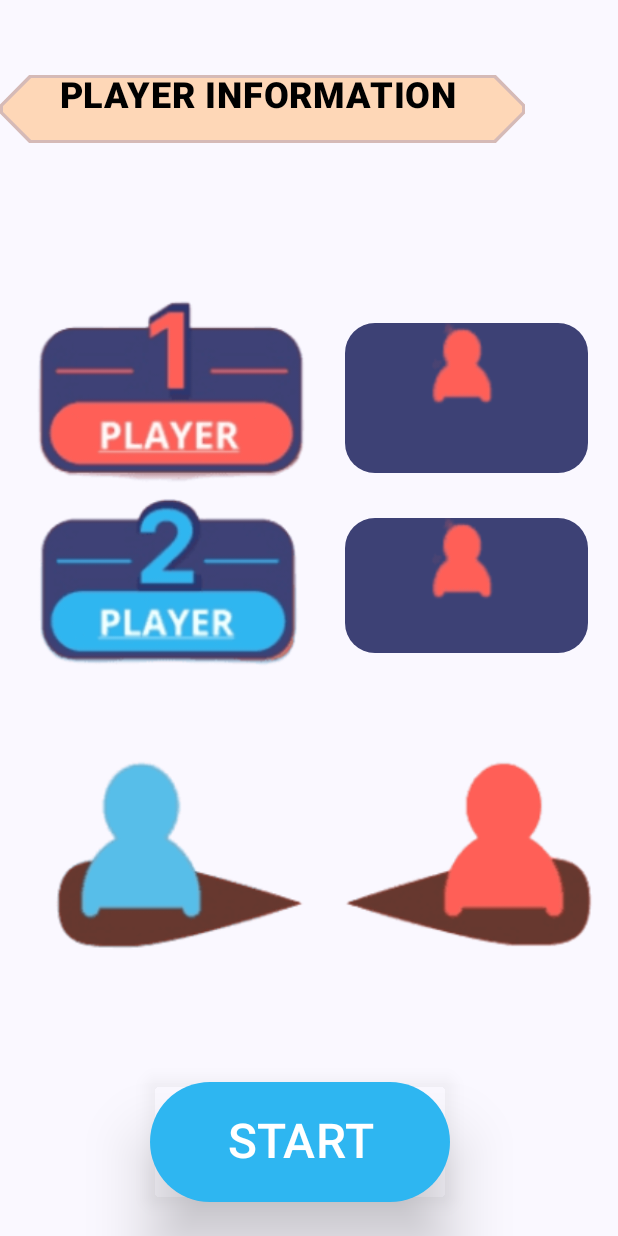
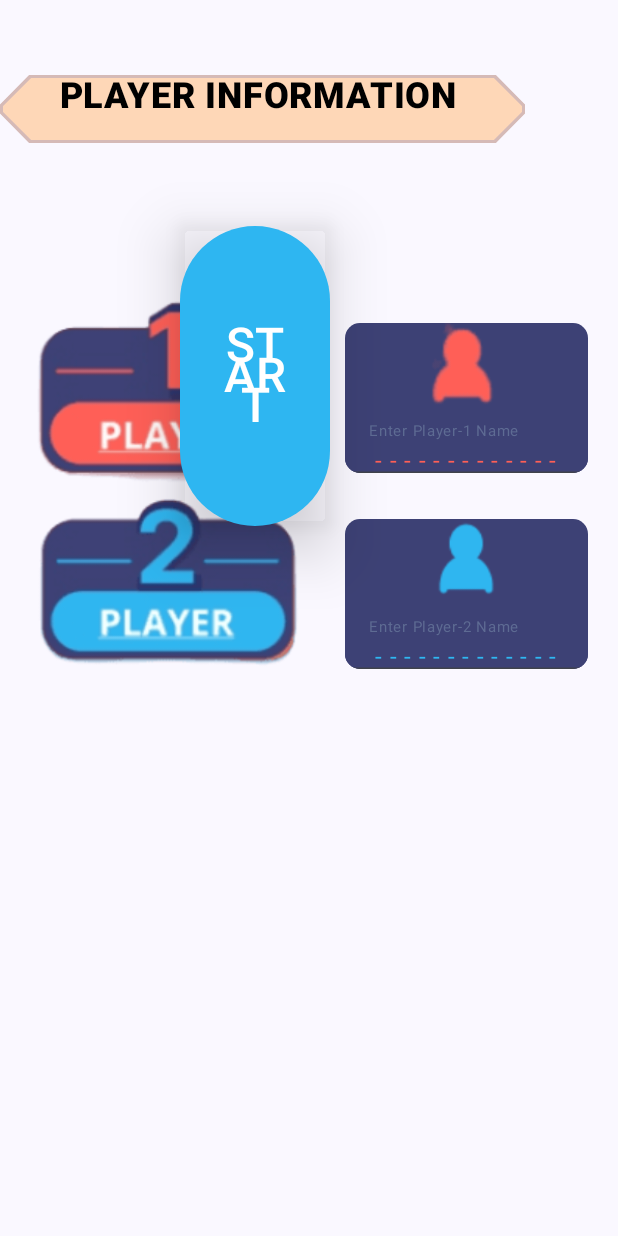
Before and after one commit to Saiabhyankar/ColorConquest, an Android app built with Jetpack Compose: the composable PreviewPage2 shown on its own in the app's theme, after a tap on "START", on a phone screen of 412 x 824 dp. Run offline under Robolectric (Android 15) with nearby library versions, the phone set to English and light mode, and no system bars.

Commit message:
Project Files

```diff
--- a/app/src/main/java/com/example/myapplication/MainActivity.kt
+++ b/app/src/main/java/com/example/myapplication/MainActivity.kt
@@ -37,6 +37,7 @@ var player2Name=mutableStateOf("")
 var GridVal=mutableStateListOf(0,0,0,0,0,0,0,0,0,0,0,0,0,0,0,0,0,0,0,0,0,0,0,0,0)
 var P1Cnt= mutableIntStateOf(-1)
 var P2Cnt= mutableIntStateOf(-1)
+var ButtonState = mutableStateListOf(-1,-1,-1,-1,-1,-1,-1,-1,-1,-1,-1,-1,-1,-1,-1,-1,-1,-1,-1,-1,-1,-1,-1,-1)
 class MainActivity : ComponentActivity() {
     override fun onCreate(savedInstanceState: Bundle?) {
         super.onCreate(savedInstanceState)
--- a/app/src/main/java/com/example/myapplication/PreviewPage2.kt
+++ b/app/src/main/java/com/example/myapplication/PreviewPage2.kt
@@ -4,10 +4,12 @@ package com.example.myapplication
 import android.graphics.Paint
 import androidx.compose.foundation.BorderStroke
 import androidx.compose.foundation.Image
+import androidx.compose.foundation.background
 import androidx.compose.foundation.layout.Box
 import androidx.compose.foundation.layout.Column
 import androidx.compose.foundation.layout.Row
 import androidx.compose.foundation.layout.Spacer
+import androidx.compose.foundation.layout.fillMaxWidth
 import androidx.compose.foundation.layout.height
 import androidx.compose.foundation.layout.offset
 import androidx.compose.foundation.layout.padding
@@ -21,6 +23,7 @@ import androidx.compose.material3.ButtonDefaults
 import androidx.compose.material3.Card
 import androidx.compose.material3.CardDefaults
 import androidx.compose.material3.ExperimentalMaterial3Api
+import androidx.compose.material3.LocalTextStyle
 import androidx.compose.material3.Text
 import androidx.compose.material3.TextField
 import androidx.compose.material3.TextFieldDefaults
@@ -29,6 +32,7 @@ import androidx.compose.runtime.mutableStateOf
 import androidx.compose.runtime.remember
 import androidx.compose.ui.Alignment
 import androidx.compose.ui.Modifier
+import androidx.compose.ui.draw.clip
 import androidx.compose.ui.draw.shadow
 import androidx.compose.ui.graphics.Color
 import androidx.compose.ui.modifier.modifierLocalConsumer
@@ -42,28 +46,31 @@ import androidx.compose.ui.unit.sp
 
 @OptIn(ExperimentalMaterial3Api::class)
 @Composable
-fun PreviewPage2(){
-    var painter1= painterResource(id = R.drawable.appdev2)
-    var painter2= painterResource(id = R.drawable.image1)
-    var painter3= painterResource(id = R.drawable.appdev4)
-    var painter4=painterResource(id=R.drawable.appdev5)
+fun PreviewPage2() {
+    var painter1 = painterResource(id = R.drawable.appdev2)
+    var painter2 = painterResource(id = R.drawable.image1)
+    var painter3 = painterResource(id = R.drawable.appdev4)
+    var painter4 = painterResource(id = R.drawable.appdev5)
     Column(
         horizontalAlignment = Alignment.CenterHorizontally
-    ){Row(){
+    ) {
+        Row() {
             Card(
-            shape = CutCornerShape(20.dp,20.dp,20.dp,20.dp),
-            border = BorderStroke(2.dp, Color(213,186,183,255)),
+                shape = CutCornerShape(20.dp, 20.dp, 20.dp, 20.dp),
+                border = BorderStroke(2.dp, Color(213, 186, 183, 255)),
                 modifier = Modifier
                     .width(350.dp)
                     .height(45.dp)
                     .offset(0.dp, 50.dp),
-            colors = CardDefaults.cardColors(containerColor = Color(254,215,183,255))
+                colors = CardDefaults.cardColors(containerColor = Color(254, 215, 183, 255))
             ) {
-            Text("      PLAYER INFORMATION",
-                color=Color.Black,
+                Text(
+                    "      PLAYER INFORMATION",
+                    color = Color.Black,
                     fontSize = 24.sp,
                     textAlign = TextAlign.Center,
-                fontWeight = FontWeight.ExtraBold)
+                    fontWeight = FontWeight.ExtraBold
+                )
             }
 
         }
@@ -72,88 +79,136 @@ fun PreviewPage2(){
     }
     Column {
         Row(
-        ){
-            Image(painter = painter1, contentDescription = "PlayerIcon",
-                modifier= Modifier
+        ) {
+            Image(
+                painter = painter1, contentDescription = "PlayerIcon",
+                modifier = Modifier
                     .offset(-10.dp, 200.dp)
-                    .size(250.dp))
-            Column(){
-                Card(
-                    shape= RoundedCornerShape(20.dp),
-                    colors = CardDefaults.cardColors(containerColor = Color(61,65,117,255)),
-                    modifier= Modifier
+                    .size(250.dp)
+            )
+            Column() {
+                Box(
+
+
+                    modifier = Modifier
                         .size(height = 100.dp, width = 300.dp)
                         .offset(-20.dp, 215.dp)
-                ){
-                    Image(painter = painter3, contentDescription = "Text",
-                        modifier= Modifier
+                        .clip(RoundedCornerShape(10.dp))
+                        .background(color = Color(61, 65, 117, 255))
+                ) {
+                    TextField(value = player1Name.value, onValueChange = { player1Name.value = it },
+                        colors = TextFieldDefaults.textFieldColors(
+                            containerColor = Color(
+                                61,
+                                65,
+                                117,
+                                255
+                            ),
+                            unfocusedTextColor = Color.Transparent,
+                            focusedTextColor = Color.Transparent
+                        ),
+                        textStyle = LocalTextStyle.current.copy(color = Color(254, 95, 86, 255)),
+                        modifier = Modifier
+                            .align(Alignment.BottomEnd)
+                            .fillMaxWidth(),
+                        label = {
+                            Text(
+                                "Enter Player-1 Name",
+                                fontSize = 10.sp,
+                                color = Color(94, 107, 147, 255)
+                            )
+                        })
+
+                    Image(
+                        painter = painter3, contentDescription = "Text",
+                        modifier = Modifier
                             .size(150.dp)
                             .offset(0.dp, 0.dp),
                         alignment = Alignment.TopCenter
                     )
-                    TextField(value = "Please Enter Name", onValueChange ={player2Name.value=it},
-                        colors = TextFieldDefaults.textFieldColors(containerColor = Color(61,65,117,255)),)
-                    Text(text = "_ _ _ _ _ _",
-                        color=Color(254,95,86,255))
+                    Text(
+                        "- - - - - - - - - - - - -  ",
+                        color = Color(254, 95, 86, 255),
+                        modifier = Modifier.offset(20.dp, 80.dp)
+                    )
+                }
+                Spacer(modifier = Modifier.padding(15.dp))
+                Box(
 
-                }
 
-                Card(
-                    shape= RoundedCornerShape(20.dp),
-                    colors = CardDefaults.cardColors(containerColor = Color(61,65,117,255)),
-                    modifier= Modifier
-                        .size(height = 90.dp, width = 300.dp)
-                        .offset(-20.dp, 245.dp)
-                ){
-                    Image(painter = painter3, contentDescription = "Text",
-                        modifier= Modifier
-                            .size(150.dp)
-                            .offset(0.dp, 0.dp),
+                    modifier = Modifier
+                        .size(height = 100.dp, width = 300.dp)
+                        .offset(-20.dp, 215.dp)
+                        .clip(RoundedCornerShape(10.dp))
+                        .background(color = Color(61, 65, 117, 255))
+                ) {
+                    TextField(value = player2Name.value, onValueChange = { player2Name.value = it },
+                        colors = TextFieldDefaults.textFieldColors(
+                            containerColor = Color(
+                                61,
+                                65,
+                                117,
+                                255
+                            ),
+                            unfocusedTextColor = Color.Transparent,
+                            focusedTextColor = Color.Transparent
+                        ),
+                        textStyle = LocalTextStyle.current.copy(color = Color(47, 183, 241, 255)),
+                        modifier = Modifier
+                            .align(Alignment.BottomEnd)
+                            .fillMaxWidth(),
+                        label = {
+                            Text(
+                                "Enter Player-2 Name",
+                                fontSize = 10.sp,
+                                color = Color(94, 107, 147, 255)
+                            )
+                        })
+
+                    Image(
+                        painter = painter4, contentDescription = "Text",
+                        modifier = Modifier
+                            .size(55.dp)
+                            .offset(50.dp, 0.dp),
                         alignment = Alignment.TopCenter
                     )
-                    TextField(value = "Please Enter Name", onValueChange ={player2Name.value=it},
-                        colors = TextFieldDefaults.textFieldColors(containerColor = Color(61,65,117,255)),)
-                    Text("_ _ _ _ _ _ _",
-                        color=Color(254,95,86,255),
-                        modifier=Modifier.offset(0.dp,10.dp))
-                }
-            }
-
-
-//            Card(
-//                shape= RoundedCornerShape(20.dp),
-//                colors = CardDefaults.cardColors(containerColor = Color(61,65,117,255)),
-//                modifier= Modifier
-//                    .size(height = 100.dp, width = 300.dp)
-//                    .offset(-10.dp, 255.dp)
-//            ){
-//                Image(painter = painter4, contentDescription = "Text",
-//                    modifier= Modifier
-//                        .size(150.dp)
-//                        .offset(0.dp, 0.dp),
-//                    alignment = Alignment.TopCenter
-//                )
-//                TextField(value = "Please Enter Name", onValueChange ={player1Name.value=it},
-//                    colors = TextFieldDefaults.textFieldColors(containerColor = Color(61,65,117,255)),)
-//            }
+                    Text(
+                        "- - - - - - - - - - - - -  ",
+                        color = Color(47, 183, 241, 255),
+                        modifier = Modifier.offset(20.dp, 80.dp)
+                    )
                 }
 
 
 
 
+
                 Spacer(modifier = Modifier.padding(10.dp))
-        Image(painter = painter2, contentDescription = "Image",
-            modifier= Modifier
-                .size(450.dp)
-                .offset(10.dp, 0.dp))
-        Button(onClick = { pageState.value=2 },
-            colors = ButtonDefaults.buttonColors(containerColor = Color(46,182,241,255)),
+                    Image(
+                        painter = painter2, contentDescription = "Image",
                         modifier = Modifier
-                .size(width = 200.dp, height = 80.dp)
-                .offset(100.dp, 1.dp)
-                .shadow(25.dp, RoundedCornerShape(5.dp))) {
-            Text("START",
+                            .size(0.dp)
+                            .offset(-130.dp, 50.dp)
+                    )
+                    Button(
+                        onClick = { pageState.value = 2 },
+                        colors = ButtonDefaults.buttonColors(containerColor = Color(46, 182, 241, 255)),
+                        modifier = Modifier
+                            .size(width = 100.dp, height = 200.dp)
+                            .offset(-130.dp, -100.dp)
+                            .shadow(25.dp, RoundedCornerShape(5.dp))
+
+                    ) {
+                        Text(
+                            "START",
                             fontSize = 32.sp,
-                textAlign = TextAlign.Center)}
+                            textAlign = TextAlign.Center
+                        )
                     }
                 }
+
+
+               }
+
+            }
+        }
--- a/app/src/main/java/com/example/myapplication/PreviewPage3.kt
+++ b/app/src/main/java/com/example/myapplication/PreviewPage3.kt
@@ -113,15 +113,10 @@ fun PreviewPage3() {
                             PageColor.value = if (PageColor.value == 0) 1 else 0
                             ValColor.value = if (PageColor.value == 0) 1 else 0
                             Grid2[index] = if (ValColor.value == 0) 0 else 1
-                            fun init(){
-                                if(Grid3[index] != Grid2[index]){
+
+                            if(Grid3[index]==-1 ){
                                     Grid3[index]=Grid2[index]
-                                    return init()
                                 }
-                                else
-                                    return
-                            }
-                            init()
                             if (ValColor.value == 0) {
                                 P1Cnt.value += 1
 
@@ -162,19 +157,24 @@ fun PreviewPage3() {
                             )
                         )
                     ) {
-
-                        if (Grid[index] == 1) {
-                            if(Grid3[index]==0){
+                        if(Grid3[index]==0 && ButtonState[index]==-1)
+                            ButtonState[index]=0
+                        else if(Grid3[index]==0 && ButtonState[index]==-1)
+                            ButtonState[index]=1
+                        if (Grid[index] == 1 && Grid3[index]!=-1) {
+                            if(ButtonState[index]==0){
+                                if(Grid3[index]==0 && Grid2[index]==0){
                                     Text(
                                         GridVal[index].toString(),
-                                        color = Color(255, 94, 86, 255))
+                                        color = Color(255, 94, 86, 255))}
 
                             }
-                            else{
+                            else if (Grid3[index]==1 && Grid2[index]==1){
                                 Text(GridVal[index].toString(),
                                         color = Color(47, 183, 241, 255))
 
                             }
+
 
                         }
                     }
```
Lines whose indentation alone changed are shown as unchanged.
